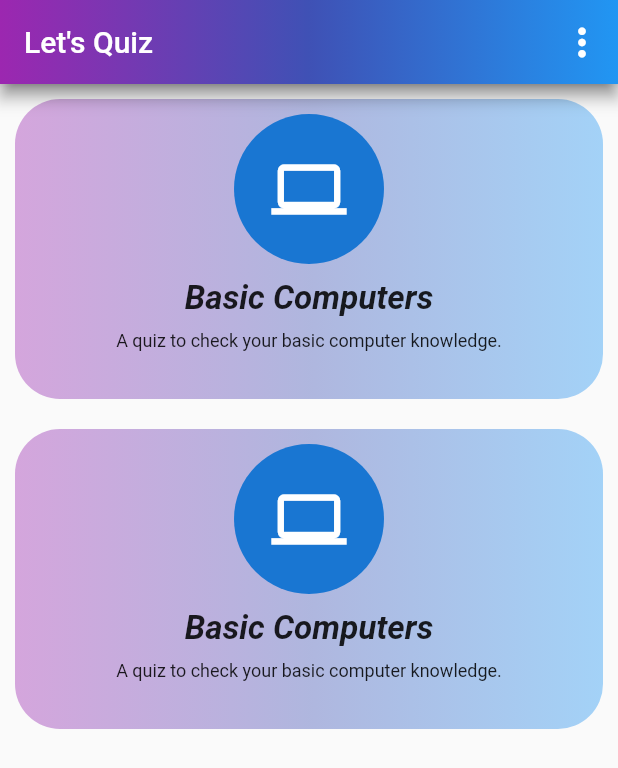
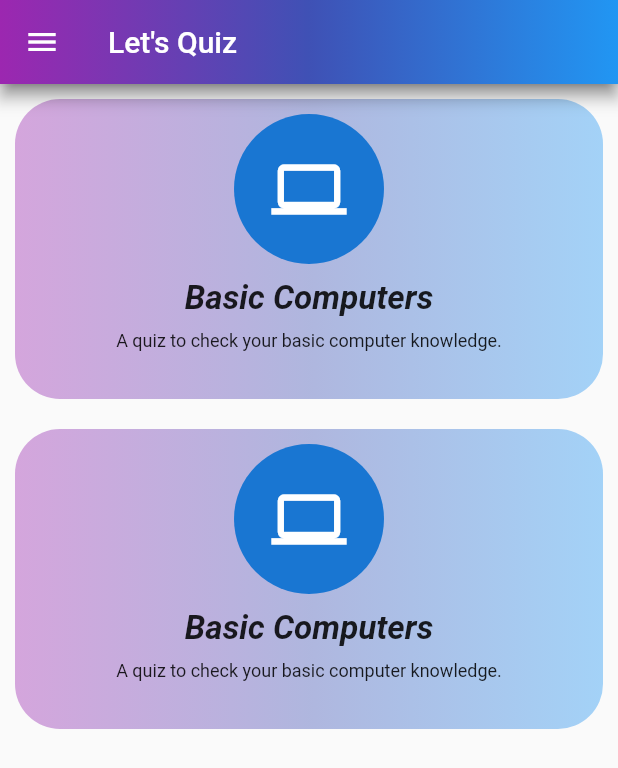
Before and after one commit to nittinsharma37/lets_quiz, a Flutter app: the screen it shows after launch, after a tap on "Let's Start", on a phone screen of 412 x 824 dp. Shown: the top 768 px of the screen. Run offline on Flutter 3.47's test engine with Material 2 defaults, Android fonts, the phone set to English and light mode, and no system bars; our stand-ins replace fluttertoast.

Commit message:
ist commit

```diff
--- a/lib/pages/mainpage.dart
+++ b/lib/pages/mainpage.dart
@@ -43,15 +43,9 @@ class _MainPageState extends State<MainPage> {
       },
       child: SafeArea(
         child: Scaffold(
-          //drawer: CustomDrawer(),
+          drawer: CustomDrawer(),
           appBar: AppBar(
             title: Text("Let's Quiz"),
-            actions: <Widget>[
-              IconButton(
-                icon: Icon(Icons.more_vert, size: 30.0, color: Colors.white,),
-
-              ),
-            ],
             flexibleSpace: Material(
               elevation: 5.0,
               child: Container(
```
